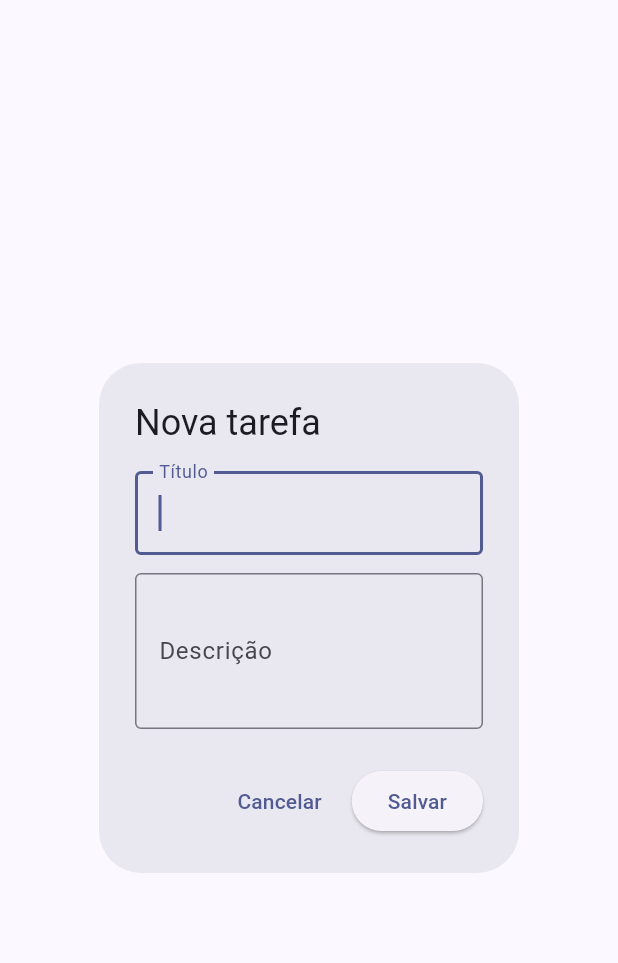
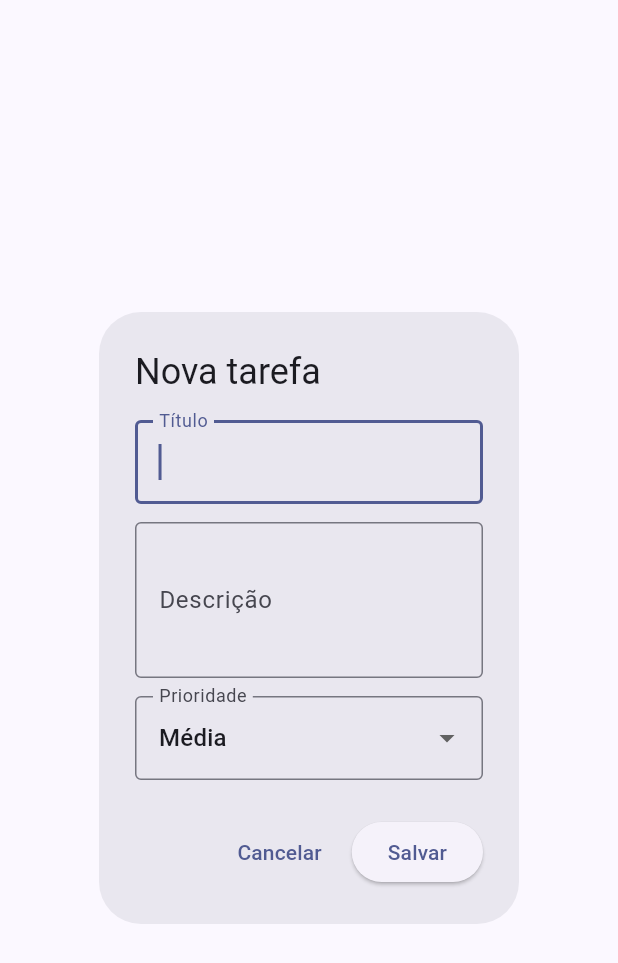
Before and after one commit to TiagoAE92/controle-tarefas-flutter, a Flutter app: the _TaskFormDialog widget shown alone on an empty page, opened directly, on a phone screen of 412 x 824 dp. Shown: the top 963 px of the screen. Run offline on Flutter 3.47's test engine with Material 3 defaults, Android fonts, the phone set to English and light mode, and no system bars; our stand-ins replace shared_preferences; accounts and stored records are empty.

Commit message:
home_screen.dart

```diff
--- a/lib/screens/home_screen.dart
+++ b/lib/screens/home_screen.dart
@@ -136,9 +136,12 @@ class _HomeScreenState extends State<HomeScreen> {
                                 : TextDecoration.none,
                           ),
                         ),
-                        subtitle: tarefa.descricao.isEmpty
-                            ? null
-                            : Text(tarefa.descricao),
+                        // NOVO: mostra a prioridade abaixo da descrição.
+                        subtitle: Text(
+                          tarefa.descricao.isEmpty
+                              ? 'Prioridade: ${tarefa.prioridade}'
+                              : '${tarefa.descricao}\nPrioridade: ${tarefa.prioridade}',
+                        ),
                         onTap: () => abrirFormulario(tarefa: tarefa),
                         trailing: IconButton(
                           tooltip: 'Excluir',
@@ -171,6 +174,7 @@ class _TaskFormDialogState extends State<_TaskFormDialog> {
   final _formKey = GlobalKey<FormState>();
   late final TextEditingController _tituloController;
   late final TextEditingController _descricaoController;
+  String _prioridade = 'Média';
 
   @override
   void initState() {
@@ -181,6 +185,7 @@ class _TaskFormDialogState extends State<_TaskFormDialog> {
     _descricaoController = TextEditingController(
       text: widget.tarefa?.descricao ?? '',
     );
+    _prioridade = widget.tarefa?.prioridade ?? 'Média';
   }
 
   @override
@@ -202,6 +207,7 @@ class _TaskFormDialogState extends State<_TaskFormDialog> {
       titulo: _tituloController.text.trim(),
       descricao: _descricaoController.text.trim(),
       concluida: tarefaOriginal?.concluida ?? false,
+      prioridade: _prioridade, // NOVO
     );
 
     Navigator.of(context).pop(tarefa);
@@ -242,6 +248,23 @@ class _TaskFormDialogState extends State<_TaskFormDialog> {
                 ),
                 maxLines: 3,
               ),
+              // NOVO: campo de seleção da prioridade.
+              const SizedBox(height: 12),
+              DropdownButtonFormField<String>(
+                value: _prioridade,
+                decoration: const InputDecoration(
+                  labelText: 'Prioridade',
+                  border: OutlineInputBorder(),
+                ),
+                items: const [
+                  DropdownMenuItem(value: 'Baixa', child: Text('Baixa')),
+                  DropdownMenuItem(value: 'Média', child: Text('Média')),
+                  DropdownMenuItem(value: 'Alta', child: Text('Alta')),
+                ],
+                onChanged: (valor) {
+                  if (valor != null) setState(() => _prioridade = valor);
+                },
+              ),
             ],
           ),
         ),
```
